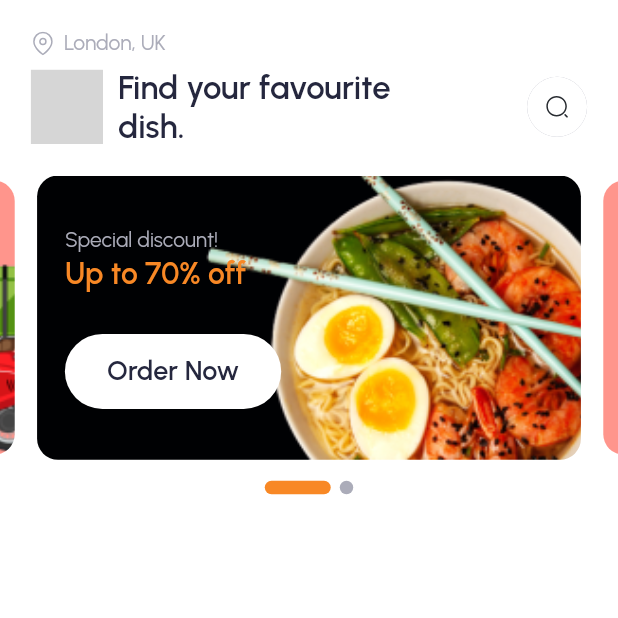
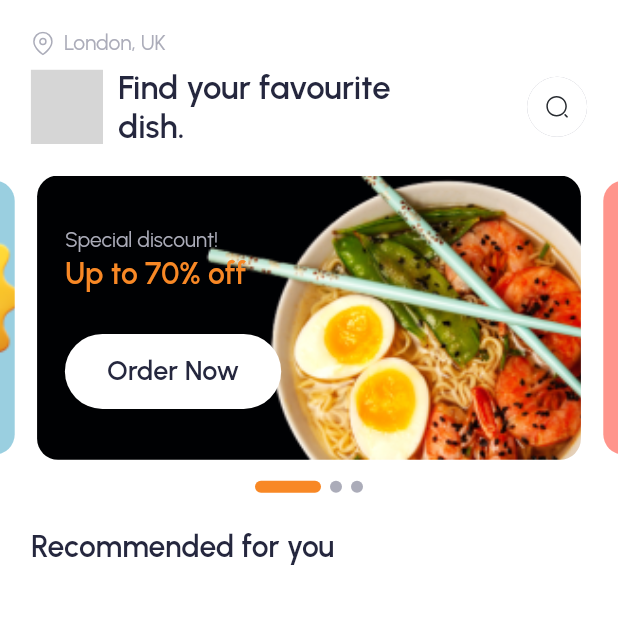
Before and after one commit to abdul-matin0/augmented-reality-ecommerce, a Flutter app: the screen it shows after launch, on a phone screen of 412 x 824 dp, the top half of it. Run offline on Flutter 3.47's test engine with Material 2 defaults, Android fonts, the phone set to English and light mode, and no system bars; drawn by our look-alikes of carousel_slider; our stand-ins replace flutter_svg, get, google_fonts, lottie; missing offline and left inert: random_avatar; grey boxes are pictures that could not be loaded.

Commit message:
ui update

```diff
--- a/lib/infrastructure/controller/application_placeholder_controller.dart
+++ b/lib/infrastructure/controller/application_placeholder_controller.dart
@@ -15,6 +15,13 @@ class ApplicationPlaceholderController extends GetxController {
         title: 'Special discount!',
         subtitle: 'Up to 70% off',
         titleColor: primaryWhiteColor,
+        subtitleColor: primaryFontColor),
+        BannerPlaceholder(
+        imageURL: 'placeholderthree.png',
+        title: 'Rewards & offers',
+        subtitle: 'Win rewards',
+        buttonText: 'Get Started',
+        titleColor: primaryWhiteColor,
         subtitleColor: primaryFontColor)
   ];
 }
--- a/lib/infrastructure/controller/category_controller.dart
+++ b/lib/infrastructure/controller/category_controller.dart
@@ -2,5 +2,18 @@ import 'package:get/get.dart';
 import 'package:halcera/infrastructure/models/category.dart';
 
 class CategoryController extends GetxController {
-
+  List<Category> listOfCategories = [
+     Category(
+        imageURL: 'placeholderone.png',
+        title: 'All',
+        description: 'Special discount'),
+    Category(
+        imageURL: 'placeholderone.png',
+        title: 'Burger',
+        description: 'Special discount'),
+    Category(
+        imageURL: 'placeholdertwo.png',
+        title: 'Chicken',
+        description: 'Special discount')
+  ];
 }
--- a/lib/presentation/screens/home/home_screen.dart
+++ b/lib/presentation/screens/home/home_screen.dart
@@ -1,7 +1,10 @@
 import 'package:flutter/material.dart';
+import 'package:get/get.dart';
 import 'package:halcera/presentation/screens/home/widgets/banner_carousel_widget.dart';
 import 'package:halcera/presentation/screens/home/widgets/home_header_widget.dart';
 import 'package:halcera/presentation/styles/colors.dart';
+import 'package:halcera/presentation/styles/font_size.dart';
+import 'package:halcera/presentation/styles/fonts.dart';
 import 'package:halcera/presentation/widgets/application_app_bar_widget.dart';
 
 class HomeScreen extends StatelessWidget {
@@ -18,11 +21,27 @@ class HomeScreen extends StatelessWidget {
           child: SingleChildScrollView(
             physics: const BouncingScrollPhysics(),
             child: Column(
+              crossAxisAlignment: CrossAxisAlignment.start,
               children: [
                 const HomeHeaderWidget(),
 
                 /// Carousel Slider
-                BannerCarouselWidget()
+                BannerCarouselWidget(),
+
+                /// Recommendation
+                Padding(
+                  padding: EdgeInsets.symmetric(
+                      horizontal: Get.width * .05, vertical: Get.height * .02),
+                  child: Column(
+                    children: [
+                      Text(
+                        'Recommended for you',
+                        style: urbanistFontStyle(
+                            fontSize: h2, fontWeight: FontWeight.w600),
+                      ),
+                    ],
+                  ),
+                )
               ],
             ),
           ),
--- a/lib/presentation/screens/home/widgets/banner_carousel_widget.dart
+++ b/lib/presentation/screens/home/widgets/banner_carousel_widget.dart
@@ -103,8 +103,8 @@ class BannerCarouselWidget extends StatelessWidget {
                     return GestureDetector(
                       onTap: () => _carouselController.animateToPage(entry.key),
                       child: Container(
-                        width: isCurrentIndex ? 44 : 9.0,
-                        height: 9.0,
+                        width: isCurrentIndex ? 44 : 8.0,
+                        height: 8.0,
                         margin: const EdgeInsets.fromLTRB(3.0, 0.0, 3.0, 7.0),
                         decoration: BoxDecoration(
                             shape: isCurrentIndex
@@ -114,7 +114,7 @@ class BannerCarouselWidget extends StatelessWidget {
                                 ? secondaryColor
                                 : secondaryFontColor,
                             borderRadius: isCurrentIndex
-                                ? BorderRadius.circular(9)
+                                ? BorderRadius.circular(8)
                                 : null),
                       ),
                     );
--- a/lib/presentation/screens/home/widgets/home_header_widget.dart
+++ b/lib/presentation/screens/home/widgets/home_header_widget.dart
@@ -44,7 +44,6 @@ class HomeHeaderWidget extends StatelessWidget {
                     padding: const EdgeInsets.only(left: 10.0),
                     child: Text(
                       'Find your favourite \ndish.',
-                      overflow: TextOverflow.fade,
                       style: urbanistFontStyle(
                           fontWeight: FontWeight.w600, fontSize: h1),
                     ),
--- a/pubspec.yaml
+++ b/pubspec.yaml
@@ -28,6 +28,8 @@ dependencies:
   cached_network_image: ^3.2.3
   # carousel slider
   carousel_slider: ^4.2.1
+  # grid view
+  flutter_staggered_grid_view: ^0.6.2
 
 dev_dependencies:
   flutter_test:
```
Also changed, not shown: assets/images/placeholderthree.png (added), pubspec.lock.
